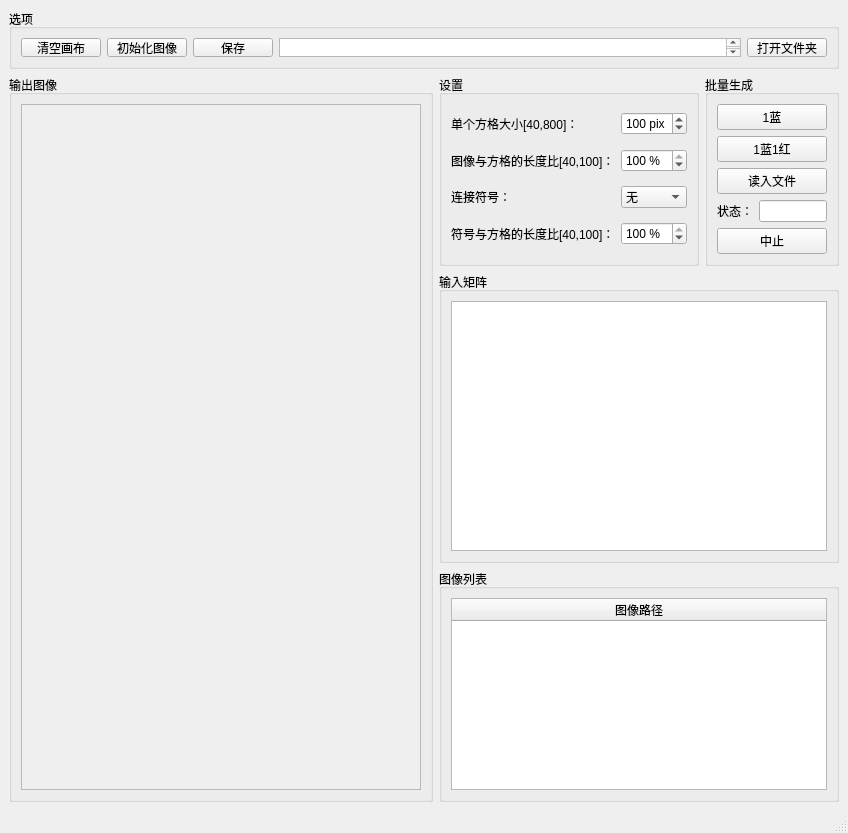
This is forms/mainwindow.ui in FelixLin99/ImgInGrid as Qt 5 draws it before an edit. The edited form follows.
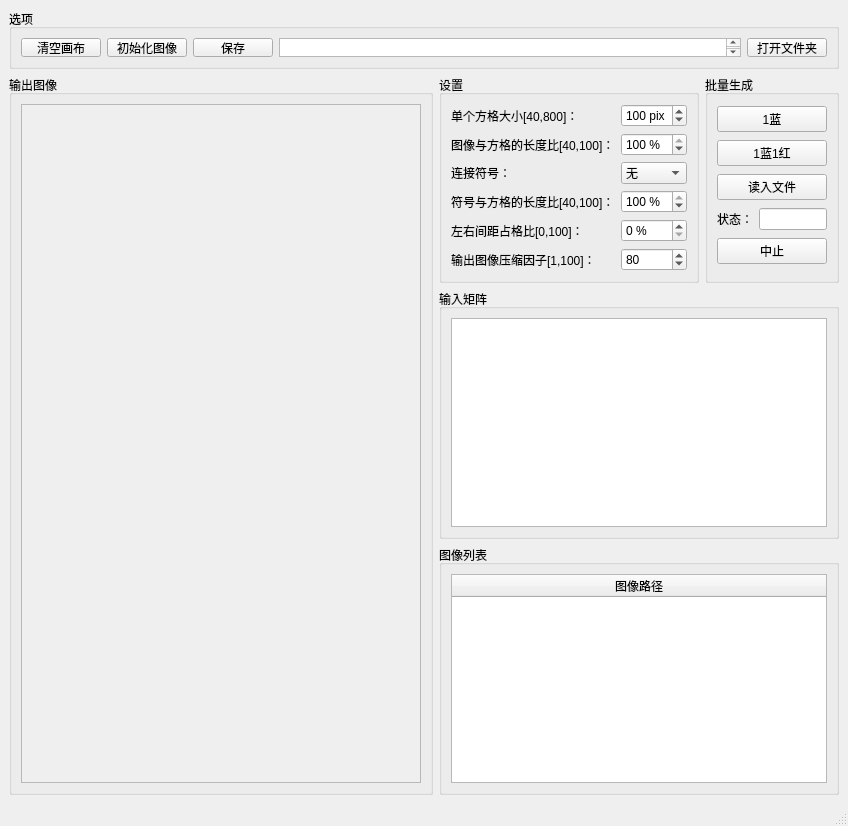
This is the edited form.

Commit message: 提高图片质量，调整左右间距，压缩因子可调节

The edit to the form file:
```diff
--- a/forms/mainwindow.ui
+++ b/forms/mainwindow.ui
@@ -245,6 +245,52 @@
          </property>
         </widget>
        </item>
+       <item row="4" column="0">
+        <widget class="QLabel" name="label_6">
+         <property name="text">
+          <string>左右间距占格比[0,100]：</string>
+         </property>
+        </widget>
+       </item>
+       <item row="4" column="1">
+        <widget class="QSpinBox" name="spinGapLR">
+         <property name="suffix">
+          <string> %</string>
+         </property>
+         <property name="minimum">
+          <number>0</number>
+         </property>
+         <property name="maximum">
+          <number>100</number>
+         </property>
+         <property name="value">
+          <number>0</number>
+         </property>
+        </widget>
+       </item>
+       <item row="5" column="0">
+        <widget class="QLabel" name="label_7">
+         <property name="text">
+          <string>输出图像压缩因子[1,100]：</string>
+         </property>
+        </widget>
+       </item>
+       <item row="5" column="1">
+        <widget class="QSpinBox" name="spinQuality">
+         <property name="suffix">
+          <string/>
+         </property>
+         <property name="minimum">
+          <number>1</number>
+         </property>
+         <property name="maximum">
+          <number>100</number>
+         </property>
+         <property name="value">
+          <number>80</number>
+         </property>
+        </widget>
+       </item>
       </layout>
      </widget>
     </item>
@@ -334,7 +380,7 @@
          <property name="minimumSize">
           <size>
            <width>350</width>
-           <height>250</height>
+           <height>200</height>
           </size>
          </property>
          <property name="maximumSize">
```
The commit also changes 3 other files.
